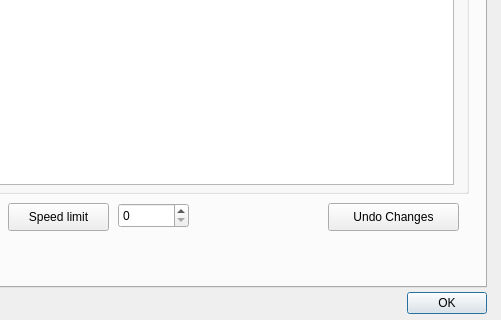
The window that osm_routing_editor_dialog_base.ui (tuskjant/OSMEditorForRouting) describes before a commit, drawn with Qt 5; both pictures show x 554 to 1055 and y 173 to 493 of the 1055 by 493 pixel window.
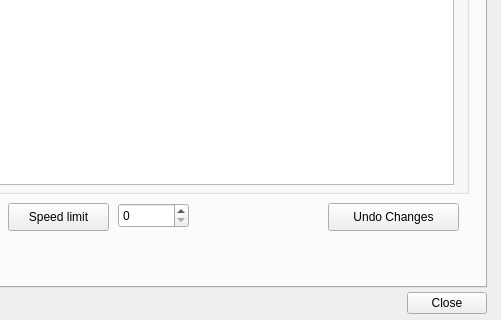
The same window after the commit. The open tabs and pages were chosen to show the change. Custom widgets are drawn as their Qt base class.

Commit message: Bug solved: update of table data on select/unselect segments

The edit to the form file:
```diff
--- a/osm_routing_editor_dialog_base.ui
+++ b/osm_routing_editor_dialog_base.ui
@@ -448,7 +448,7 @@
     <enum>Qt::Horizontal</enum>
    </property>
    <property name="standardButtons">
-    <set>QDialogButtonBox::Ok</set>
+    <set>QDialogButtonBox::Close</set>
    </property>
   </widget>
  </widget>
```
Left out of the diff: 2 changed lines with no effect on the pictures. The commit also changes 2 other files.
